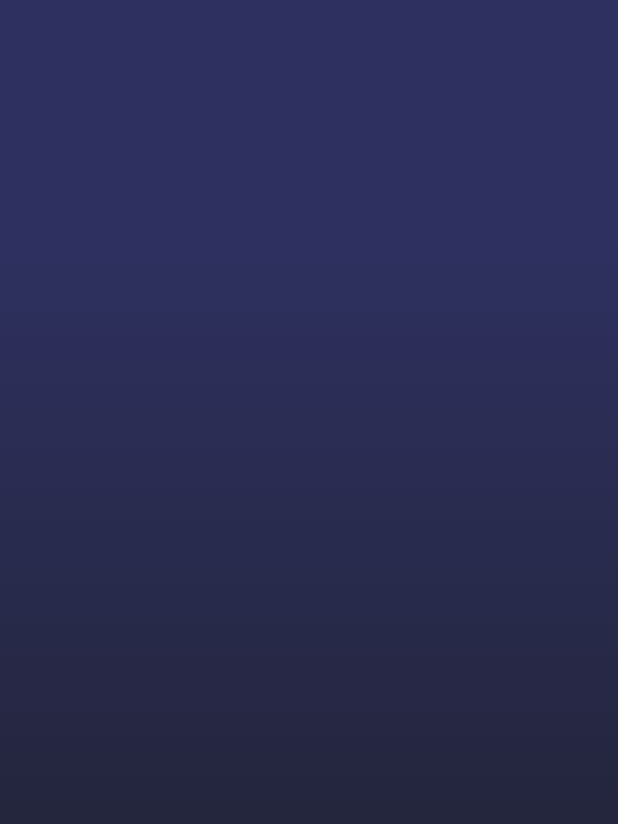
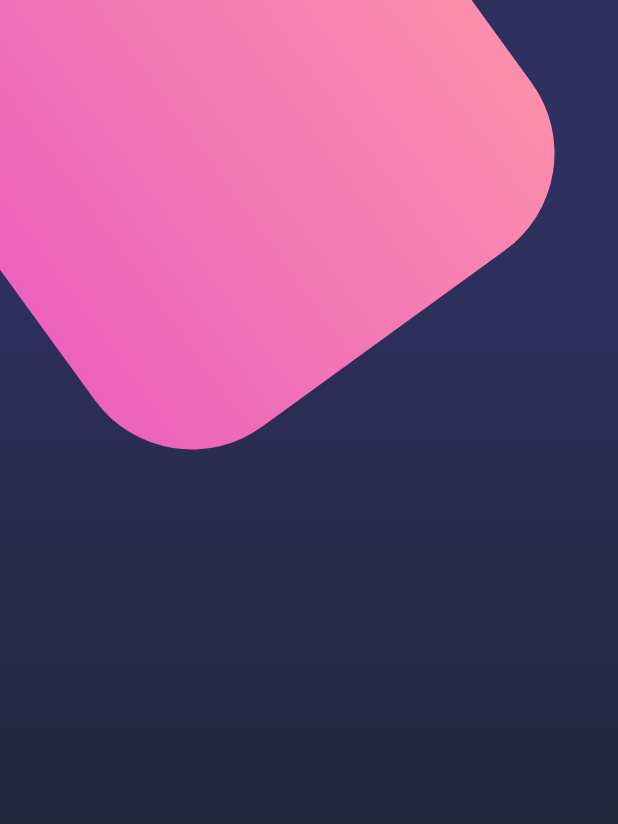
Before and after one commit to dtlucho/flutter_designs, a Flutter app: the screen it shows after launch, on a phone screen of 412 x 824 dp. Shown: the top 824 px of the screen. Run offline on Flutter 3.47's test engine with Material 2 defaults, Android fonts, the phone set to English and light mode, and no system bars.

Commit message:
Adding colored box to background

```diff
--- a/lib/widgets/background.dart
+++ b/lib/widgets/background.dart
@@ -24,7 +24,33 @@ class Background extends StatelessWidget {
         // Gradient
         Container(decoration: boxDecoration),
         // Box
+        const Positioned(top: -100, left: -30, child: _Box()),
       ],
     );
   }
 }
+
+class _Box extends StatelessWidget {
+  const _Box({Key? key}) : super(key: key);
+
+  @override
+  Widget build(BuildContext context) {
+    return Transform.rotate(
+      angle: -pi / 5,
+      child: Container(
+        width: 360,
+        height: 360,
+        decoration: BoxDecoration(
+          color: Colors.pink,
+          borderRadius: BorderRadius.circular(80.0),
+          gradient: const LinearGradient(
+            colors: [
+              Color.fromRGBO(236, 98, 188, 1),
+              Color.fromRGBO(251, 142, 172, 1),
+            ],
+          ),
+        ),
+      ),
+    );
+  }
+}
```
